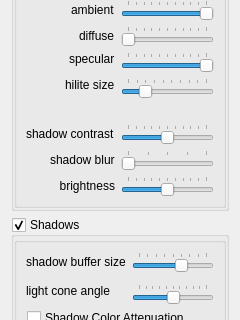
Before: the Qt Designer form drishti/lightingwidget.ui in nci/drishti, drawn with Qt 5; both pictures show x 0 to 240 and y 265 to 585 of the 240 by 877 pixel window.
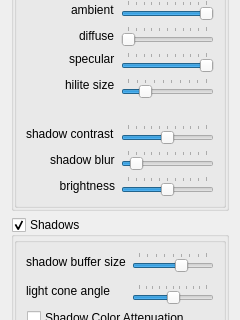
After: the same form once the commit is applied.

Diff of the .ui file:
```diff
--- a/drishti/lightingwidget.ui
+++ b/drishti/lightingwidget.ui
@@ -379,10 +379,10 @@
          <item row="7" column="1">
           <widget class="QSlider" name="shadowblur">
            <property name="minimum">
-            <number>1</number>
+            <number>0</number>
            </property>
            <property name="maximum">
-            <number>5</number>
+            <number>10</number>
            </property>
            <property name="pageStep">
             <number>1</number>
```
